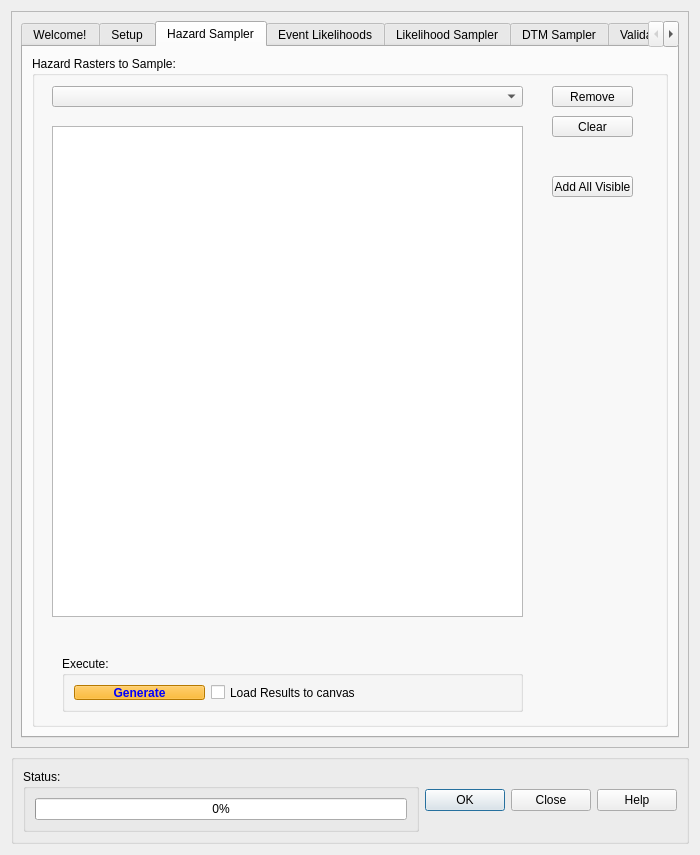
Above: canflood_inprep/ProjectDataPrep/ProjectDataPrepDialog_Base.ui from NRCan/CanFlood before the change. Below: the same form after it.
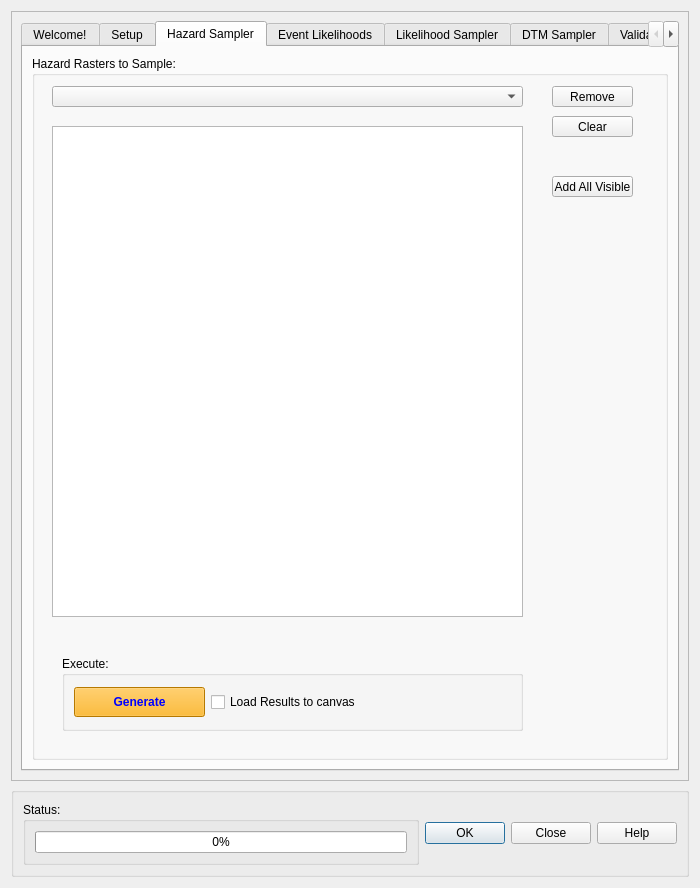
That is the form after the change. The open tabs and pages were chosen to show the change. Custom widgets are drawn as their Qt base class.

```diff
--- a/canflood_inprep/ProjectDataPrep/ProjectDataPrepDialog_Base.ui
+++ b/canflood_inprep/ProjectDataPrep/ProjectDataPrepDialog_Base.ui
@@ -7,7 +7,7 @@
     <x>0</x>
     <y>0</y>
     <width>700</width>
-    <height>855</height>
+    <height>888</height>
    </rect>
   </property>
   <property name="sizePolicy">
@@ -52,7 +52,7 @@
         <x>0</x>
         <y>0</y>
         <width>680</width>
-        <height>755</height>
+        <height>788</height>
        </rect>
       </property>
       <property name="sizePolicy">
@@ -934,7 +934,7 @@
                 <x>30</x>
                 <y>600</y>
                 <width>461</width>
-                <height>56</height>
+                <height>75</height>
                </rect>
               </property>
               <property name="sizePolicy">
@@ -943,6 +943,12 @@
                 <verstretch>0</verstretch>
                </sizepolicy>
               </property>
+              <property name="minimumSize">
+               <size>
+                <width>0</width>
+                <height>75</height>
+               </size>
+              </property>
               <property name="title">
                <string>Execute:</string>
               </property>
@@ -952,7 +958,7 @@
                  <property name="minimumSize">
                   <size>
                    <width>100</width>
-                   <height>0</height>
+                   <height>30</height>
                   </size>
                  </property>
                  <property name="palette">
```
Left out of the diff: 2 changed lines with no effect on the pictures.
